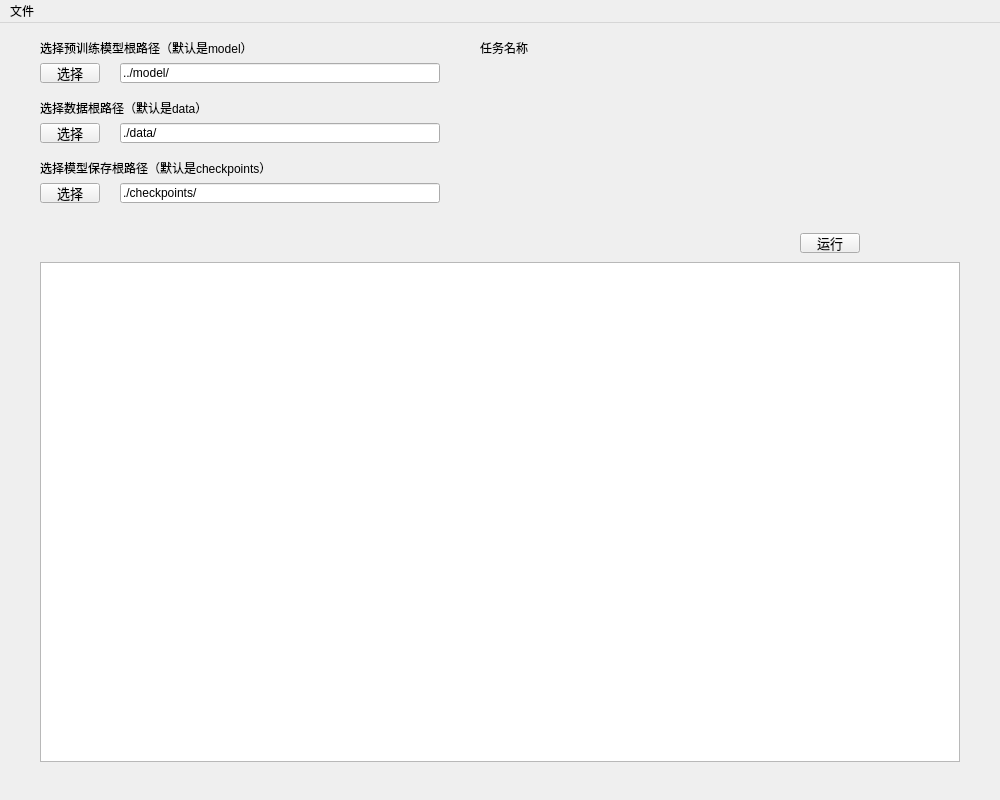
Above: MainWindow.ui from hoohooer/NLP_Pytorch_Main before the change. Below: the same form after it.
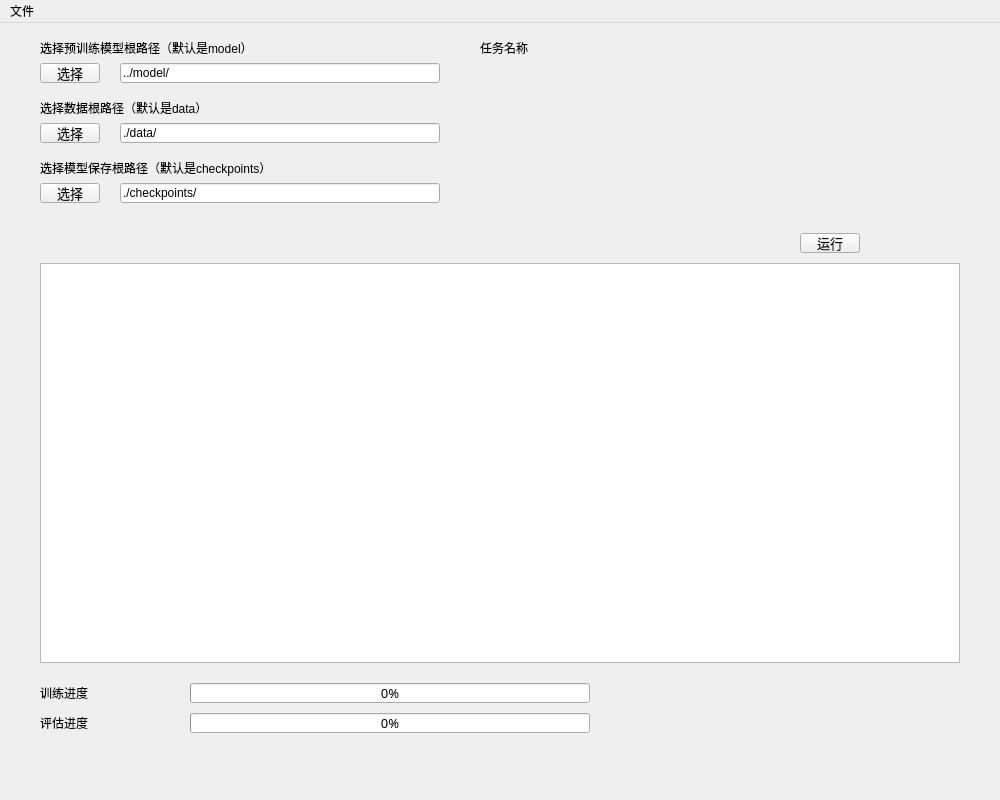
That is the form after the change.

```diff
--- a/MainWindow.ui
+++ b/MainWindow.ui
@@ -196,11 +196,17 @@
     <property name="geometry">
      <rect>
       <x>40</x>
-      <y>239</y>
+      <y>240</y>
       <width>920</width>
-      <height>500</height>
+      <height>400</height>
      </rect>
     </property>
+    <property name="font">
+     <font>
+      <family>宋体</family>
+      <pointsize>12</pointsize>
+     </font>
+    </property>
    </widget>
    <widget class="QPushButton" name="pushButton_RunParse">
     <property name="geometry">
@@ -224,6 +230,94 @@
      <string>运行</string>
     </property>
    </widget>
+   <widget class="QProgressBar" name="progressBar_Train">
+    <property name="geometry">
+     <rect>
+      <x>190</x>
+      <y>660</y>
+      <width>400</width>
+      <height>20</height>
+     </rect>
+    </property>
+    <property name="font">
+     <font>
+      <family>宋体</family>
+      <pointsize>10</pointsize>
+     </font>
+    </property>
+    <property name="layoutDirection">
+     <enum>Qt::LeftToRight</enum>
+    </property>
+    <property name="value">
+     <number>0</number>
+    </property>
+    <property name="alignment">
+     <set>Qt::AlignCenter</set>
+    </property>
+    <property name="format">
+     <string>%p%</string>
+    </property>
+   </widget>
+   <widget class="QLabel" name="label_Train">
+    <property name="geometry">
+     <rect>
+      <x>40</x>
+      <y>660</y>
+      <width>100</width>
+      <height>20</height>
+     </rect>
+    </property>
+    <property name="styleSheet">
+     <string notr="true">font: 12pt &quot;宋体&quot;;</string>
+    </property>
+    <property name="text">
+     <string>训练进度</string>
+    </property>
+   </widget>
+   <widget class="QProgressBar" name="progressBar_Dev">
+    <property name="geometry">
+     <rect>
+      <x>190</x>
+      <y>690</y>
+      <width>400</width>
+      <height>20</height>
+     </rect>
+    </property>
+    <property name="font">
+     <font>
+      <family>宋体</family>
+      <pointsize>10</pointsize>
+     </font>
+    </property>
+    <property name="layoutDirection">
+     <enum>Qt::LeftToRight</enum>
+    </property>
+    <property name="value">
+     <number>0</number>
+    </property>
+    <property name="alignment">
+     <set>Qt::AlignCenter</set>
+    </property>
+    <property name="format">
+     <string>%p%</string>
+    </property>
+   </widget>
+   <widget class="QLabel" name="label_Dev">
+    <property name="geometry">
+     <rect>
+      <x>40</x>
+      <y>690</y>
+      <width>100</width>
+      <height>20</height>
+     </rect>
+    </property>
+    <property name="styleSheet">
+     <string notr="true">font: 12pt &quot;宋体&quot;;</string>
+    </property>
+    <property name="text">
+     <string>评估进度</string>
+    </property>
+   </widget>
   </widget>
   <widget class="QMenuBar" name="menubar">
    <property name="geometry">
```
Left out of the diff: 2 changed lines with no effect on the pictures.
